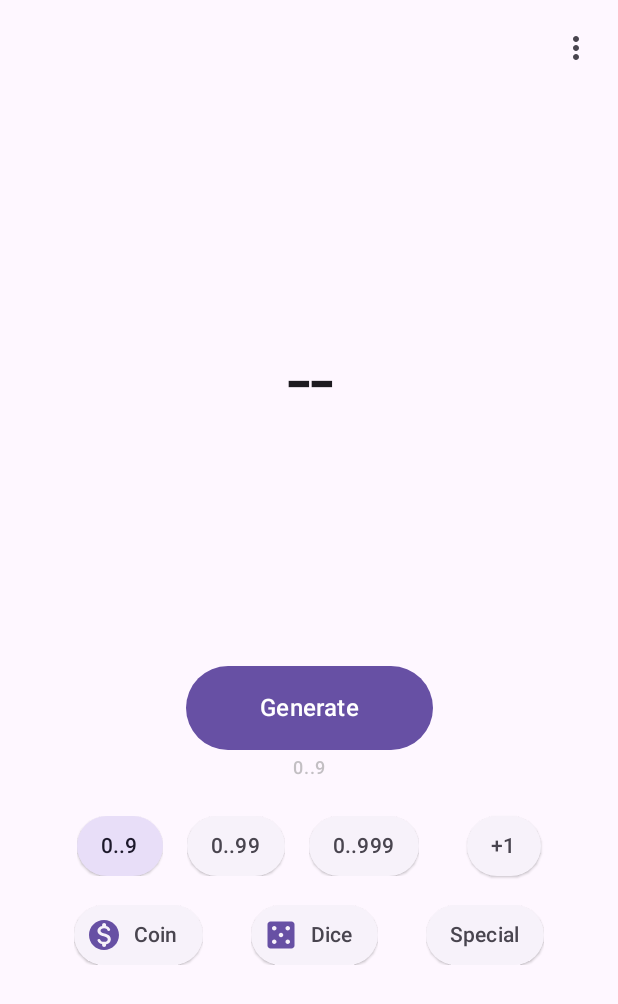
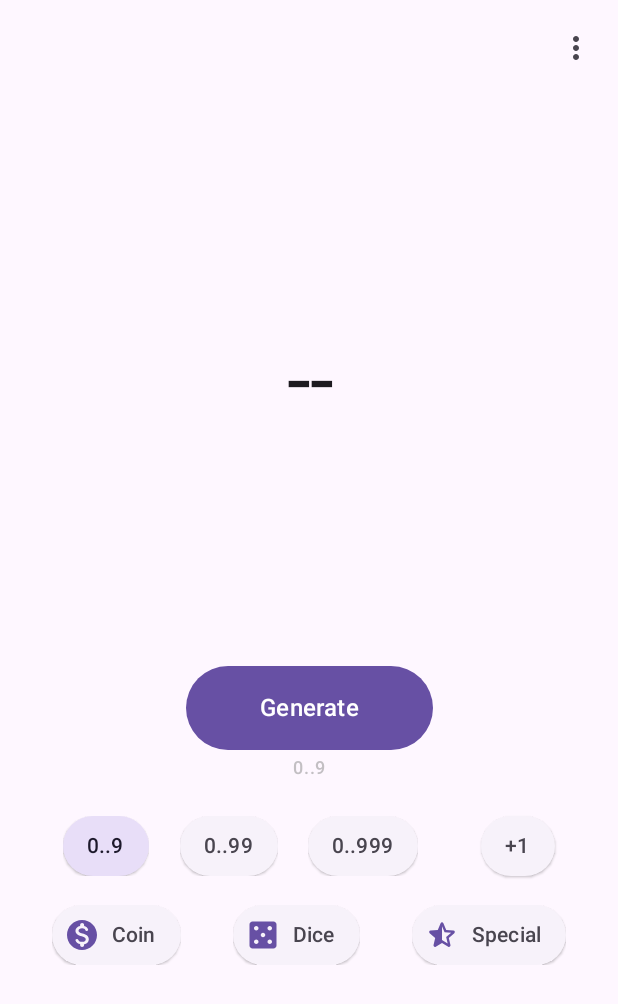
Before and after one commit to Coolightman/Randomizer, an Android app built with Jetpack Compose: the screen it shows after launch (MainActivity), on a phone screen of 412 x 824 dp. Shown: the top 1004 px of the screen. Run offline under Robolectric (Android 15) with nearby library versions, the light colour scheme and no system bars; our stand-ins replace accompanist.

Commit message:
add icons

```diff
--- a/app/src/main/java/by/coolightman/randomizer/presenter/ui/components/NumberRangeSelect.kt
+++ b/app/src/main/java/by/coolightman/randomizer/presenter/ui/components/NumberRangeSelect.kt
@@ -18,9 +18,11 @@ fun NumberRangeSelect(
     onClickPlusOne: () -> Unit
 ) {
     Row(
-        horizontalArrangement = Arrangement.Center,
+        horizontalArrangement = Arrangement.SpaceEvenly,
         modifier = Modifier.fillMaxWidth()
     ) {
+
+        Spacer(modifier = Modifier.width(1.dp))
 
         RandomModeChip(
             selectedMode = selectedMode,
@@ -29,16 +31,12 @@ fun NumberRangeSelect(
             onClick = { onClickMode(it) }
         )
 
-        Spacer(modifier = Modifier.width(16.dp))
-
         RandomModeChip(
             selectedMode = selectedMode,
             chipMode = if (selectedPlusOne) RandomMode.TO_100
             else RandomMode.TO_99,
             onClick = { onClickMode(it) }
         )
-
-        Spacer(modifier = Modifier.width(16.dp))
 
         RandomModeChip(
             selectedMode = selectedMode,
@@ -47,11 +45,13 @@ fun NumberRangeSelect(
             onClick = { onClickMode(it) }
         )
 
-        Spacer(modifier = Modifier.width(32.dp))
+        Spacer(modifier = Modifier.width(1.dp))
 
         PlusOneChip(
             selected = selectedPlusOne,
             onClick = { onClickPlusOne() }
         )
+
+        Spacer(modifier = Modifier.width(1.dp))
     }
 }
--- a/app/src/main/java/by/coolightman/randomizer/presenter/ui/screens/MainScreen.kt
+++ b/app/src/main/java/by/coolightman/randomizer/presenter/ui/screens/MainScreen.kt
@@ -11,7 +11,6 @@ import androidx.compose.foundation.layout.fillMaxSize
 import androidx.compose.foundation.layout.fillMaxWidth
 import androidx.compose.foundation.layout.height
 import androidx.compose.foundation.layout.padding
-import androidx.compose.foundation.layout.width
 import androidx.compose.material.icons.Icons
 import androidx.compose.material.icons.filled.MoreVert
 import androidx.compose.material3.Button
@@ -141,7 +140,7 @@ fun MainScreen(
             Spacer(modifier = Modifier.fillMaxHeight(0.08f))
 
             Row(
-                horizontalArrangement = Arrangement.Center,
+                horizontalArrangement = Arrangement.SpaceEvenly,
                 modifier = Modifier.fillMaxWidth()
             ) {
                 RandomModeChip(
@@ -149,32 +148,34 @@ fun MainScreen(
                     chipMode = RandomMode.COIN,
                     leadingIcon = {
                         Icon(
-                            painter = painterResource(id = R.drawable.ic_coin_24),
+                            painter = painterResource(R.drawable.ic_coin_24),
                             contentDescription = "coin"
                         )
                     },
                     onClick = { onClickMode(it) }
                 )
 
-                Spacer(modifier = Modifier.width(32.dp))
-
                 RandomModeChip(
                     selectedMode = uiState.selectedMode,
                     chipMode = RandomMode.DICE,
                     leadingIcon = {
                         Icon(
-                            painter = painterResource(id = R.drawable.ic_dice_24),
+                            painter = painterResource(R.drawable.ic_dice_24),
                             contentDescription = "dice"
                         )
                     },
                     onClick = { onClickMode(it) }
                 )
 
-                Spacer(modifier = Modifier.width(32.dp))
-
                 RandomModeChip(
                     selectedMode = uiState.selectedMode,
                     chipMode = RandomMode.SPECIAL,
+                    leadingIcon = {
+                        Icon(
+                            painter = painterResource(R.drawable.ic_special_24),
+                            contentDescription = "special"
+                        )
+                    },
                     onClick = { onClickMode(it) }
                 )
             }
@@ -182,9 +183,7 @@ fun MainScreen(
     }
 }
 
-@Preview(
-    uiMode = UI_MODE_NIGHT_YES
-)
+@Preview(uiMode = UI_MODE_NIGHT_YES)
 @Composable
 fun MainScreenPreview() {
     RandomizerTheme {
--- /dev/null
+++ b/app/src/main/res/drawable/ic_special_24.xml
@@ -0,0 +1,5 @@
+<vector android:autoMirrored="true" android:height="24dp"
+    android:tint="#000000" android:viewportHeight="24"
+    android:viewportWidth="24" android:width="24dp" xmlns:android="http://schemas.android.com/apk/res/android">
+    <path android:fillColor="@android:color/white" android:pathData="M19.65,9.04l-4.84,-0.42 -1.89,-4.45c-0.34,-0.81 -1.5,-0.81 -1.84,0L9.19,8.63l-4.83,0.41c-0.88,0.07 -1.24,1.17 -0.57,1.75l3.67,3.18 -1.1,4.72c-0.2,0.86 0.73,1.54 1.49,1.08l4.15,-2.5 4.15,2.51c0.76,0.46 1.69,-0.22 1.49,-1.08l-1.1,-4.73 3.67,-3.18c0.67,-0.58 0.32,-1.68 -0.56,-1.75zM12,15.4V6.1l1.71,4.04 4.38,0.38 -3.32,2.88 1,4.28L12,15.4z"/>
+</vector>
```
